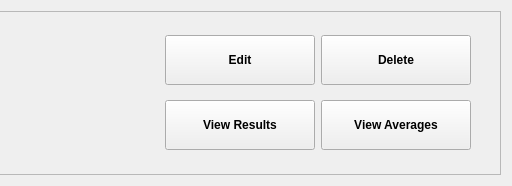
Above: Frames/examframe.ui from mohaneddz/Academia-Plus before the change; both pictures show x 553 to 1065 and y 0 to 186 of the 1065 by 186 pixel window. Below: the same form after it.
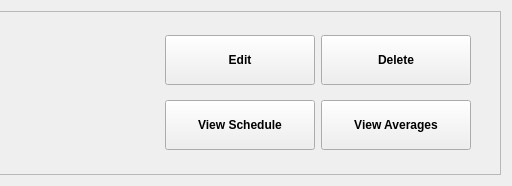
That is the form after the change.

What changed in the file:
```diff
--- a/Frames/examframe.ui
+++ b/Frames/examframe.ui
@@ -286,7 +286,7 @@
            </font>
           </property>
           <property name="text">
-           <string>View Results</string>
+           <string>View Schedule</string>
           </property>
          </widget>
         </item>
```
